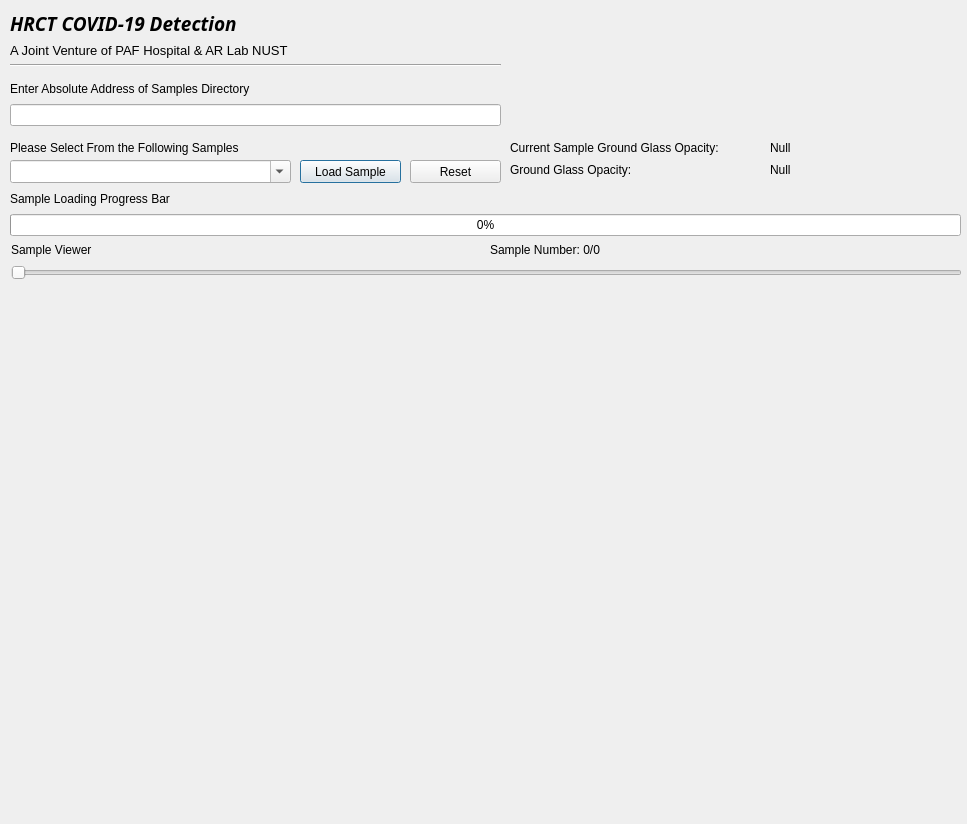
Before: the Qt Designer form hrct.ui in codeadeel/HRCT_COVID19, drawn with Qt 5.
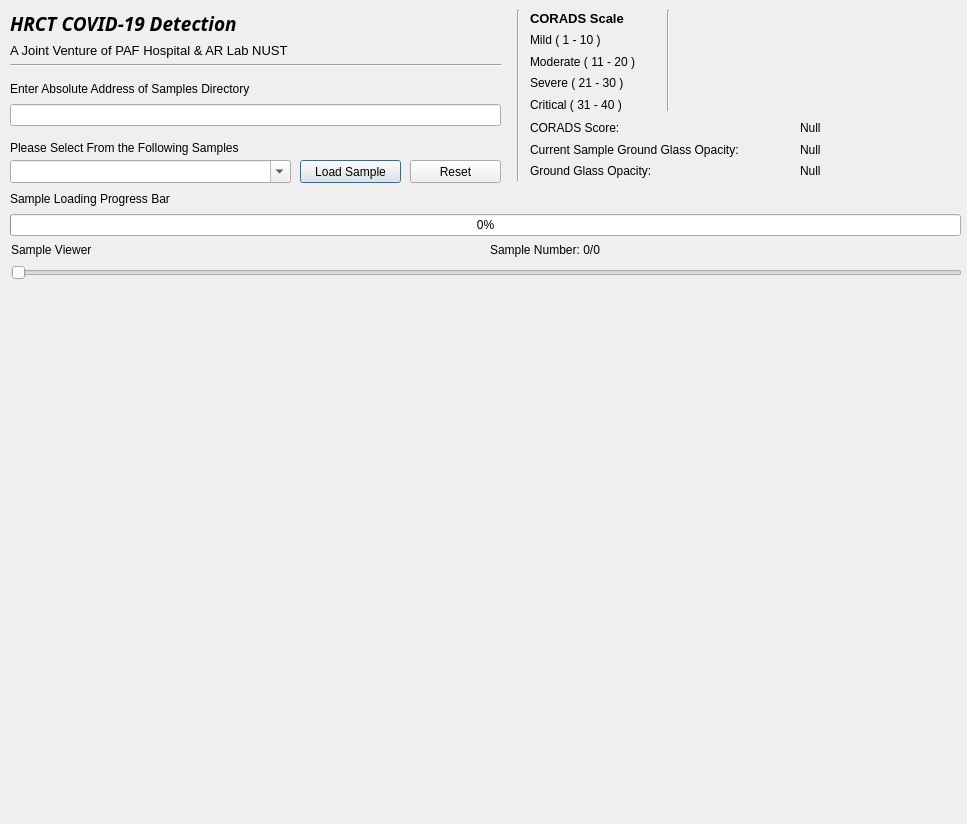
After: the same form once the commit is applied.

Commit message: Added CORADS Scores

What changed in the file:
```diff
--- a/hrct.ui
+++ b/hrct.ui
@@ -181,13 +181,20 @@
   <widget class="QWidget" name="layoutWidget">
    <property name="geometry">
     <rect>
-     <x>510</x>
-     <y>140</y>
+     <x>530</x>
+     <y>120</y>
      <width>251</width>
-     <height>38</height>
+     <height>59</height>
     </rect>
    </property>
    <layout class="QVBoxLayout" name="ggolabel_layout">
+    <item>
+     <widget class="QLabel" name="corad_label">
+      <property name="text">
+       <string>CORADS Score:</string>
+      </property>
+     </widget>
+    </item>
     <item>
      <widget class="QLabel" name="cggo_label">
       <property name="text">
@@ -207,13 +214,20 @@
   <widget class="QWidget" name="layoutWidget">
    <property name="geometry">
     <rect>
-     <x>770</x>
-     <y>140</y>
+     <x>800</x>
+     <y>120</y>
      <width>131</width>
-     <height>38</height>
+     <height>59</height>
     </rect>
    </property>
    <layout class="QVBoxLayout" name="ggovalue_layout">
+    <item>
+     <widget class="QLabel" name="corad_value">
+      <property name="text">
+       <string>Null</string>
+      </property>
+     </widget>
+    </item>
     <item>
      <widget class="QLabel" name="cggo_value">
       <property name="text">
@@ -230,7 +244,7 @@
     </item>
    </layout>
   </widget>
-  <widget class="QWidget" name="">
+  <widget class="QWidget" name="layoutWidget">
    <property name="geometry">
     <rect>
      <x>11</x>
@@ -267,6 +281,86 @@
     </item>
    </layout>
   </widget>
+  <widget class="Line" name="div2">
+   <property name="geometry">
+    <rect>
+     <x>510</x>
+     <y>10</y>
+     <width>16</width>
+     <height>171</height>
+    </rect>
+   </property>
+   <property name="orientation">
+    <enum>Qt::Vertical</enum>
+   </property>
+  </widget>
+  <widget class="Line" name="line">
+   <property name="geometry">
+    <rect>
+     <x>660</x>
+     <y>10</y>
+     <width>16</width>
+     <height>101</height>
+    </rect>
+   </property>
+   <property name="orientation">
+    <enum>Qt::Vertical</enum>
+   </property>
+  </widget>
+  <widget class="QWidget" name="">
+   <property name="geometry">
+    <rect>
+     <x>530</x>
+     <y>10</y>
+     <width>123</width>
+     <height>103</height>
+    </rect>
+   </property>
+   <layout class="QVBoxLayout" name="corad_scale">
+    <item>
+     <widget class="QLabel" name="corad_header">
+      <property name="font">
+       <font>
+        <pointsize>10</pointsize>
+        <weight>75</weight>
+        <bold>true</bold>
+       </font>
+      </property>
+      <property name="text">
+       <string>CORADS Scale</string>
+      </property>
+     </widget>
+    </item>
+    <item>
+     <widget class="QLabel" name="corad_mild">
+      <property name="text">
+       <string>Mild ( 1 - 10 )</string>
+      </property>
+     </widget>
+    </item>
+    <item>
+     <widget class="QLabel" name="corad_moderate">
+      <property name="text">
+       <string>Moderate ( 11 - 20 )</string>
+      </property>
+     </widget>
+    </item>
+    <item>
+     <widget class="QLabel" name="corad_severe">
+      <property name="text">
+       <string>Severe ( 21 - 30 )</string>
+      </property>
+     </widget>
+    </item>
+    <item>
+     <widget class="QLabel" name="corad_critical">
+      <property name="text">
+       <string>Critical ( 31 - 40 )</string>
+      </property>
+     </widget>
+    </item>
+   </layout>
+  </widget>
  </widget>
  <resources/>
  <connections/>
```
The commit also changes 2 other files.
